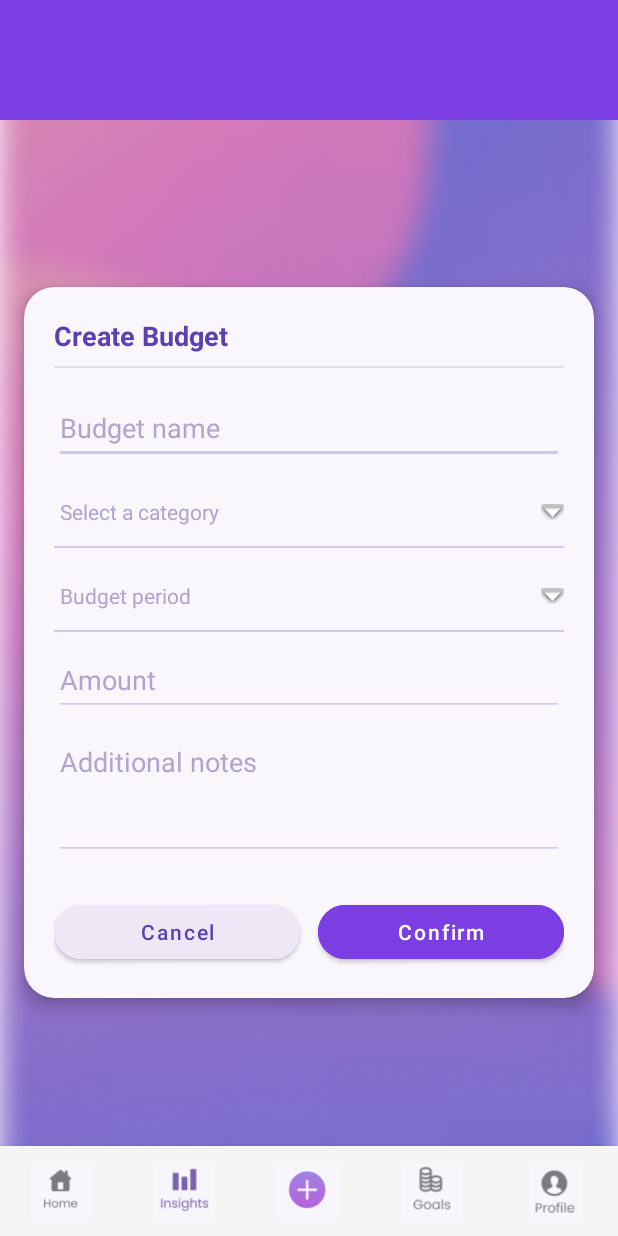
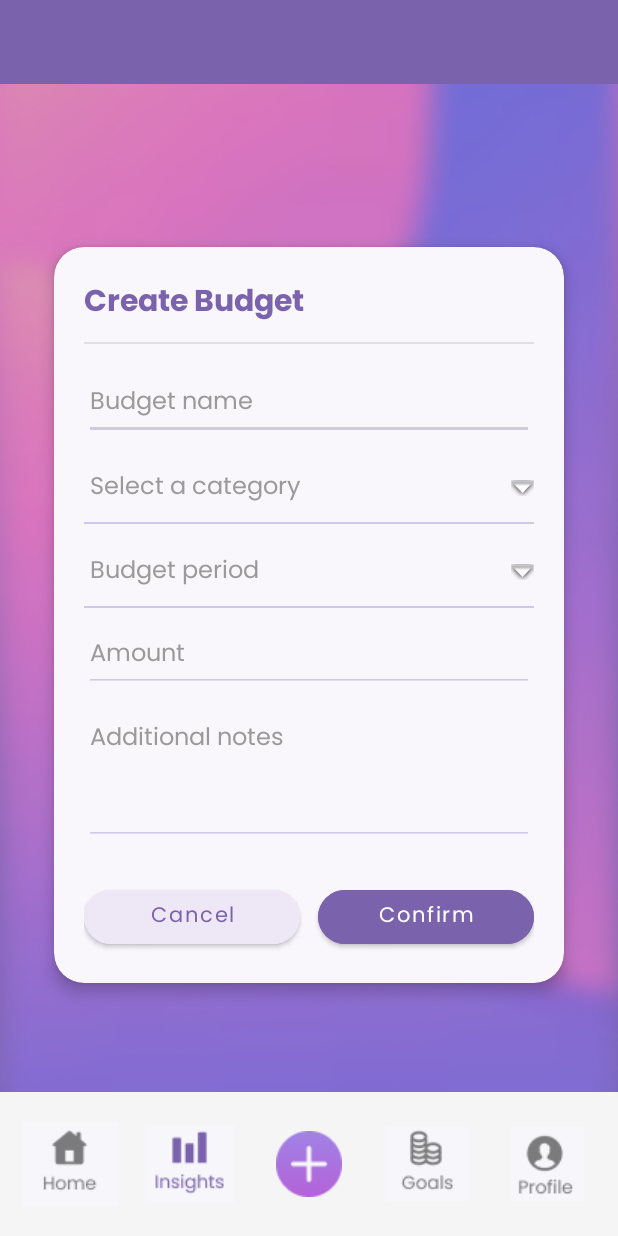
Before and after one commit to st10033925-azrahhabib/Coinverse, an Android app: the Createbudget screen opened directly, with no data from a screen before it, on a phone screen of 412 x 824 dp. Run offline under Robolectric (Android 15) with nearby library versions, the phone set to English and light mode, and no system bars; 1 statement that could not run was skipped.

Commit message:
adjusted styling, added fonts and nav icons

```diff
--- a/app/src/main/res/layout/activity_createbudget.xml
+++ b/app/src/main/res/layout/activity_createbudget.xml
@@ -5,15 +5,15 @@
     xmlns:tools="http://schemas.android.com/tools"
     android:layout_width="match_parent"
     android:layout_height="match_parent"
-    android:background="@drawable/bg_gradient_image"
+    android:background="@drawable/gradient_bg"
     tools:context=".CreateBudgetActivity">
 
 
     <View
         android:id="@+id/purple_header"
         android:layout_width="0dp"
-        android:layout_height="80dp"
-        android:background="#7A3EE2"
+        android:layout_height="56dp"
+        android:background="#7A63AC"
         app:layout_constraintTop_toTopOf="parent"
         app:layout_constraintStart_toStartOf="parent"
         app:layout_constraintEnd_toEndOf="parent" />
@@ -22,7 +22,7 @@
 
     <androidx.cardview.widget.CardView
         android:id="@+id/card_create_budget"
-        android:layout_width="0dp"
+        android:layout_width="340dp"
         android:layout_height="wrap_content"
         android:layout_marginStart="16dp"
         android:layout_marginTop="100dp"
@@ -42,15 +42,14 @@
             android:orientation="vertical"
             android:padding="20dp">
 
-
             <TextView
                 android:id="@+id/tvTitleCreateBudget"
                 android:layout_width="wrap_content"
                 android:layout_height="wrap_content"
                 android:text="@string/create_budget_title"
-                android:textColor="#5C40B1"
-                android:textSize="18sp"
-                android:textStyle="bold" />
+                android:textColor="#7A63AC"
+                android:textSize="20sp"
+                android:fontFamily="@font/poppinsbold" />
 
 
             <View
@@ -68,7 +67,9 @@
                 android:hint="@string/hint_budget_name"
                 android:inputType="textCapWords"
                 android:backgroundTint="#D3C6EC"
-                android:textColorHint="#B0A5CD"
+                android:textSize="16sp"
+                android:fontFamily="@font/poppinsregular"
+                android:textColorHint="#9A9A9A"
                 android:textColor="#333333" />
 
 
@@ -84,8 +85,10 @@
                     android:gravity="center_vertical"
                     android:paddingStart="4dp"
                     android:paddingEnd="30dp"
-                    android:text="@string/hint_select_category"
-                    android:textColor="#B0A5CD" />
+                    android:textSize="16sp"
+                    android:fontFamily="@font/poppinsregular"
+                    android:textColor="#9A9A9A"
+                    android:text="@string/hint_select_category"/>
 
                 <ImageView
                     android:layout_width="wrap_content"
@@ -99,6 +102,7 @@
                 <View
                     android:layout_width="match_parent"
                     android:layout_height="1dp"
+
                     android:layout_alignParentBottom="true"
                     android:background="#D3C6EC" />
 
@@ -124,7 +128,9 @@
                     android:paddingStart="4dp"
                     android:paddingEnd="30dp"
                     android:text="@string/hint_budget_period"
-                    android:textColor="#B0A5CD" />
+                    android:textSize="16sp"
+                    android:fontFamily="@font/poppinsregular"
+                    android:textColor="#9A9A9A" />
 
                 <ImageView
                     android:layout_width="wrap_content"
@@ -158,7 +164,9 @@
                 android:hint="@string/hint_amount"
                 android:inputType="numberDecimal"
                 android:backgroundTint="#D3C6EC"
-                android:textColorHint="#B0A5CD"
+                android:textSize="16sp"
+                android:fontFamily="@font/poppinsregular"
+                android:textColorHint="#9A9A9A"
                 android:textColor="#333333" />
 
 
@@ -172,7 +180,9 @@
                 android:hint="@string/hint_additional_notes"
                 android:inputType="textMultiLine|textCapSentences"
                 android:backgroundTint="#D3C6EC"
-                android:textColorHint="#B0A5CD"
+                android:textSize="16sp"
+                android:fontFamily="@font/poppinsregular"
+                android:textColorHint="#9A9A9A"
                 android:textColor="#333333" />
 
 
@@ -190,8 +200,9 @@
                     android:layout_weight="1"
                     android:backgroundTint="#EDE7F6"
                     android:text="@string/button_cancel"
+                    android:fontFamily="@font/poppinsregular"
                     android:textAllCaps="false"
-                    android:textColor="#5C40B1"
+                    android:textColor="#7A63AC"
                     app:cornerRadius="24dp" />
 
                 <Space
@@ -204,7 +215,8 @@
                     android:layout_width="0dp"
                     android:layout_height="wrap_content"
                     android:layout_weight="1"
-                    android:backgroundTint="#7A3EE2"
+                    android:backgroundTint="#7A63AC"
+                    android:fontFamily="@font/poppinsregular"
                     android:text="@string/button_confirm"
                     android:textAllCaps="false"
                     android:textColor="@android:color/white"
@@ -213,66 +225,68 @@
         </LinearLayout>
     </androidx.cardview.widget.CardView>
 
-
-
-
+    <!-- nav bar -->
     <LinearLayout
         android:id="@+id/bottomNav"
         android:layout_width="0dp"
-        android:layout_height="60dp"
+        android:layout_height="wrap_content"
         android:orientation="horizontal"
+        android:padding="8dp"
         android:background="#F5F5F5"
-        android:elevation="8dp"
-        android:gravity="center"
         app:layout_constraintBottom_toBottomOf="parent"
         app:layout_constraintStart_toStartOf="parent"
-        app:layout_constraintEnd_toEndOf="parent">
+        app:layout_constraintEnd_toEndOf="parent"
+        android:gravity="center">
 
-        <ImageView
+        <ImageButton
             android:id="@+id/ivHome"
             android:layout_width="0dp"
+            android:layout_height="wrap_content"
             android:layout_weight="1"
-            android:layout_height="wrap_content"
             android:src="@drawable/home"
             android:contentDescription="Home"
+            android:background="@android:color/transparent"
             android:padding="12dp" />
 
-        <ImageView
+        <ImageButton
             android:id="@+id/ivInsights"
             android:layout_width="0dp"
+            android:layout_height="wrap_content"
             android:layout_weight="1"
-            android:layout_height="wrap_content"
             android:src="@drawable/insights"
             android:contentDescription="Insights"
+            android:background="@android:color/transparent"
             android:padding="12dp" />
 
-        <ImageView
+        <ImageButton
             android:id="@+id/ivAdd"
             android:layout_width="0dp"
+            android:layout_height="wrap_content"
             android:layout_weight="1"
-            android:layout_height="wrap_content"
-            android:src="@drawable/add"
+            android:src="@drawable/add_button"
             android:contentDescription="Add"
+            android:background="@android:color/transparent"
             android:padding="12dp" />
 
-        <ImageView
+        <ImageButton
             android:id="@+id/ivGoals"
             android:layout_width="0dp"
+            android:layout_height="wrap_content"
             android:layout_weight="1"
-            android:layout_height="wrap_content"
             android:src="@drawable/goals"
             android:contentDescription="Goals"
+            android:background="@android:color/transparent"
             android:padding="12dp" />
 
-        <ImageView
+        <ImageButton
             android:id="@+id/ivProfile"
             android:layout_width="0dp"
+            android:layout_height="wrap_content"
             android:layout_weight="1"
-            android:layout_height="wrap_content"
             android:src="@drawable/profile"
             android:contentDescription="Profile"
+            android:background="@android:color/transparent"
             android:padding="12dp" />
     </LinearLayout>
 
-
 </androidx.constraintlayout.widget.ConstraintLayout>
```
Also changed, not shown: app/src/main/res/drawable/add_button.png (added), app/src/main/res/drawable/gradient_bg.png (added), app/src/main/res/font/poppinsbold.ttf (added), app/src/main/res/font/poppinsregular.ttf (added), app/src/main/res/font/poppinssemibold.ttf (added).
